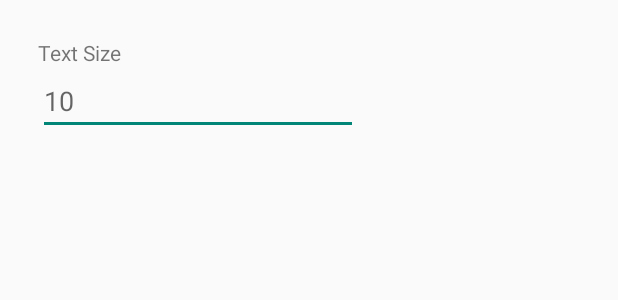
After one commit to DanielWorld/chinesestudy, an Android app: the layout activity_settings.xml on its own in the app's theme, with its tools: preview values and no code run, on a phone screen of 412 x 824 dp. The commit adds this screen. Shown: the top 300 px of the screen. Run offline under Robolectric (Android 15) with nearby library versions, the phone set to English and light mode, and no system bars.

Commit message:
Added Settings page

```diff
--- a/app/src/main/res/layout/activity_main.xml
+++ b/app/src/main/res/layout/activity_main.xml
@@ -9,7 +9,8 @@
         android:id="@+id/topMenuBar"
         android:layout_width="match_parent"
         android:layout_height="wrap_content"
-        android:layout_alignParentTop="true"/>
+        android:layout_alignParentTop="true"
+        android:layout_centerHorizontal="true"/>
 
     <RelativeLayout
         android:layout_below="@+id/topMenuBar"
--- /dev/null
+++ b/app/src/main/res/layout/activity_settings.xml
@@ -0,0 +1,27 @@
+<?xml version="1.0" encoding="utf-8"?>
+<LinearLayout xmlns:android="http://schemas.android.com/apk/res/android"
+              android:layout_width="match_parent"
+              android:layout_height="match_parent"
+              android:layout_margin="25dp"
+              android:orientation="vertical">
+
+    <RelativeLayout
+        android:layout_width="match_parent"
+        android:layout_height="wrap_content">
+
+        <TextView
+            android:id="@+id/textView"
+            android:layout_width="wrap_content"
+            android:layout_height="wrap_content"
+            android:text="Text Size"/>
+
+        <EditText
+            android:layout_below="@+id/textView"
+            android:id="@+id/textSize_field"
+            android:layout_width="wrap_content"
+            android:layout_height="wrap_content"
+            android:ems="10"
+            android:hint="10"
+            android:inputType="numberSigned"/>
+    </RelativeLayout>
+</LinearLayout>
```
Also changed, not shown: app/src/main/AndroidManifest.xml (+8 -11 lines), app/src/main/java/com/danielworld/chinesestudy/MainActivity.java (+7 -3 lines), app/src/main/java/com/danielworld/chinesestudy/SettingsActivity.java (added, +58 -0 lines), app/src/main/java/com/danielworld/chinesestudy/customView/TopView.java (+25 -1 lines), app/src/main/java/com/danielworld/chinesestudy/model/ChineseData.java (+11 -0 lines), app/src/main/java/com/danielworld/chinesestudy/util/SharedPrefUtil.java (+9 -0 lines), app/src/main/res/layout/fragment_main.xml (+10 -0 lines), app/src/main/res/layout/view_top.xml (+14 -6 lines).
